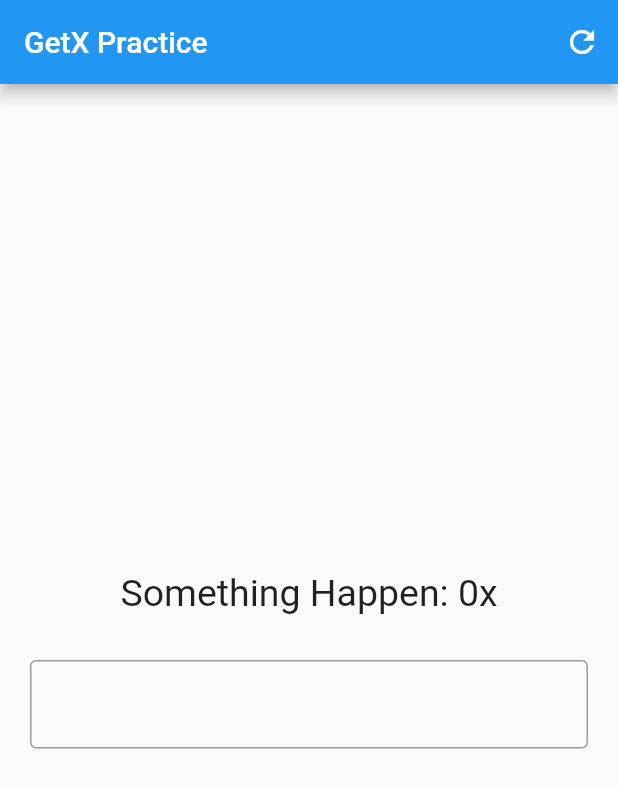
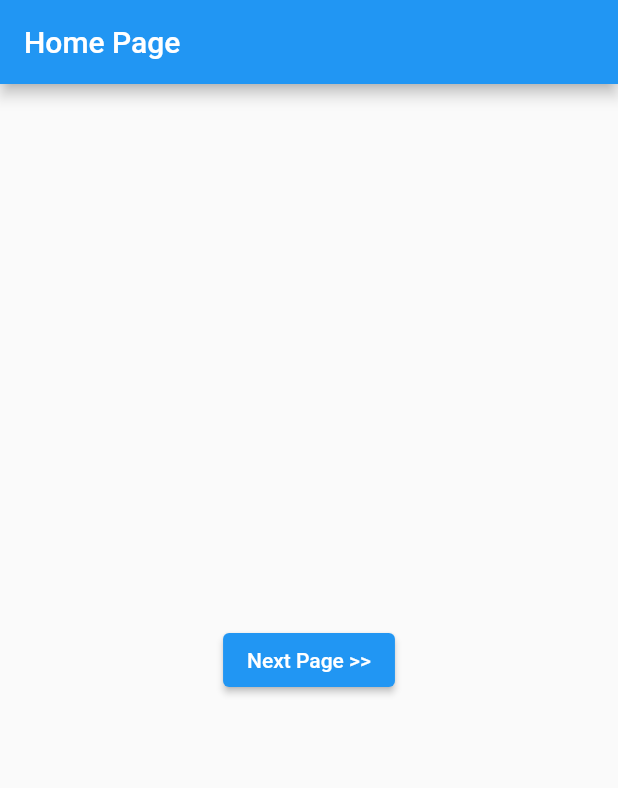
Before and after one commit to SchevaPratama/GetX-Learn, a Flutter app: the screen it shows after launch, on a phone screen of 412 x 824 dp. Shown: the top 788 px of the screen. Run offline on Flutter 3.47's test engine with Material 2 defaults, Android fonts, the phone set to English and light mode, and no system bars; our stand-ins replace get.

Commit message:
GetX Navigator

```diff
--- a/lib/Episode75/homePage.dart
+++ b/lib/Episode75/homePage.dart
@@ -34,6 +34,7 @@ class CounterPage extends StatelessWidget {
         child: GetBuilder<CounterContoller>(
           // initState: (state) => print('Init state'),
           // didChangeDependencies: (state) => print('Did change depedencies'),
+          // DIdupdatewiget rarely used caused we have to use statefull to make this function works
           // didUpdateWidget: (oldWidget, state) => print('Did update widget'),
           // dispose: (state) => print('Dispose'),
           init: CounterContoller(),
--- /dev/null
+++ b/lib/Episode77/pages/homePage.dart
@@ -0,0 +1,41 @@
+import 'package:flutter/material.dart';
+import 'package:get/get.dart';
+import '../routes/app_pages.dart';
+class HomePage extends StatelessWidget {
+  const HomePage({Key? key}) : super(key: key);
+
+  @override
+  Widget build(BuildContext context) {
+    return GetMaterialApp(
+      home: MainPage(),
+      initialRoute: '/',
+      getPages: AppPages.pages
+    );
+  }
+}
+
+class MainPage extends StatelessWidget {
+  const MainPage({Key? key}) : super(key: key);
+
+  @override
+  Widget build(BuildContext context) {
+    return Scaffold(
+      appBar: AppBar(
+        title: Text('Home Page'),
+      ),
+      body: Center(
+        child: Column(
+          mainAxisAlignment: MainAxisAlignment.center,
+          children: [
+            ElevatedButton(
+              onPressed: () {
+                Get.toNamed('/page-2');
+              },
+              child: Text("Next Page >>"),
+            )
+          ],
+        ),
+      ),
+    );
+  }
+}
--- /dev/null
+++ b/lib/Episode77/routes/app_pages.dart
@@ -0,0 +1,27 @@
+import 'package:get/get.dart';
+import 'package:getx_practice/Episode77/pages/homePage.dart';
+import 'package:getx_practice/Episode77/pages/page2.dart';
+import 'package:getx_practice/Episode77/pages/page3.dart';
+import 'package:getx_practice/Episode77/pages/page4.dart';
+import 'package:getx_practice/Episode77/routes/route_named.dart';
+
+class AppPages {
+  static final pages = [
+    GetPage(
+      name: RouteName.homepage,
+      page: () => MainPage(),
+    ),
+    GetPage(
+      name: RouteName.page_2,
+      page: () => Page2(),
+    ),
+    GetPage(
+      name: RouteName.page_3,
+      page: () => Page3(),
+    ),
+    GetPage(
+      name: RouteName.page_4,
+      page: () => Page4(),
+    ),
+  ];
+}
--- /dev/null
+++ b/lib/Episode77/routes/route_named.dart
@@ -0,0 +1,6 @@
+abstract class RouteName {
+  static final homepage = '/homepage';
+  static final page_2 = '/page-2';
+  static final page_3 = '/page-3';
+  static final page_4 = '/page-4';
+}
--- a/lib/main.dart
+++ b/lib/main.dart
@@ -1,6 +1,6 @@
 import 'package:flutter/material.dart';
 import 'package:get/get.dart';
-import 'package:getx_practice/Episode76/pages/homePage.dart';
+import 'package:getx_practice/Episode77/pages/homePage.dart';
 
 void main() {
   runApp(const HomePage());
```
Also changed, not shown: lib/Episode77/pages/page2.dart (added, +35 -0 lines), lib/Episode77/pages/page3.dart (added, +35 -0 lines), lib/Episode77/pages/page4.dart (added, +28 -0 lines).
